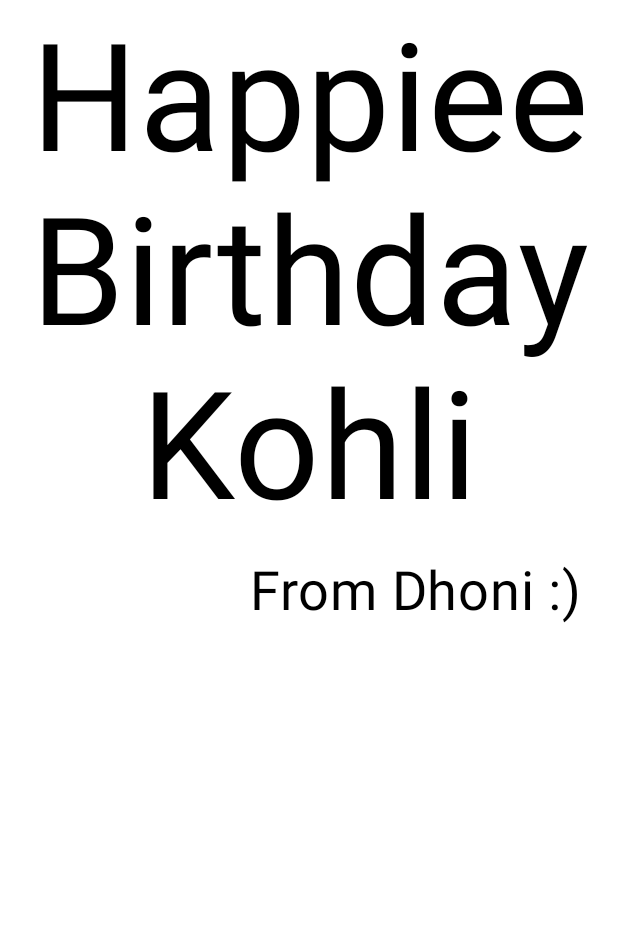
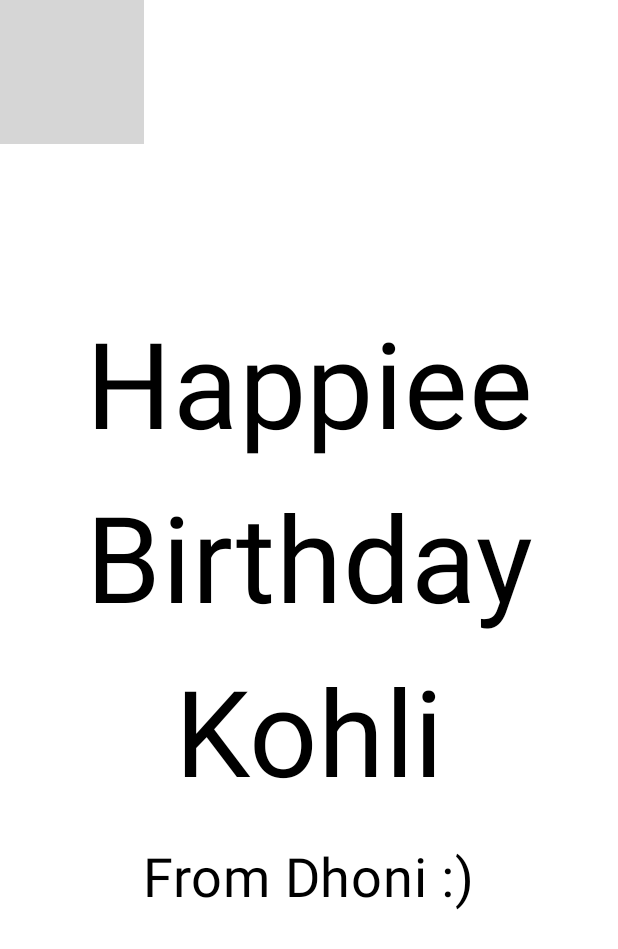
Before and after one commit to adityajai25/Android-practice, an Android app built with Jetpack Compose: the @Preview function BirthdayCardPreview, on a phone screen of 412 x 824 dp. Shown: the top 949 px of the screen. Run offline under Robolectric (Android 15) with nearby library versions, the phone set to English and light mode, and no system bars; grey boxes are pictures that could not be loaded.

Commit message:
Birthday Card

```diff
--- a/HappyBirthday/app/src/main/java/com/example/happybirthday/MainActivity.kt
+++ b/HappyBirthday/app/src/main/java/com/example/happybirthday/MainActivity.kt
@@ -5,20 +5,24 @@ import androidx.activity.ComponentActivity
 import androidx.activity.compose.setContent
 import androidx.compose.foundation.layout.Arrangement
 import androidx.compose.foundation.layout.Column
-import androidx.compose.foundation.layout.Row
+//import androidx.compose.foundation.layout.Row
 import androidx.compose.foundation.layout.fillMaxSize
+import androidx.compose.ui.layout.ContentScale
 import androidx.compose.foundation.layout.padding
 import androidx.compose.material3.MaterialTheme
 import androidx.compose.material3.Surface
+import androidx.compose.foundation.layout.Box
 import androidx.compose.material3.Text
 import androidx.compose.runtime.Composable
 import androidx.compose.ui.Alignment
 import androidx.compose.ui.Modifier
+import androidx.compose.ui.res.painterResource
 import androidx.compose.ui.text.style.TextAlign
 import androidx.compose.ui.tooling.preview.Preview
 import androidx.compose.ui.unit.dp
 import androidx.compose.ui.unit.sp
 import com.example.happybirthday.ui.theme.HappyBirthdayTheme
+import androidx.compose.foundation.Image
 
 class MainActivity : ComponentActivity() {
     override fun onCreate(savedInstanceState: Bundle?) {
@@ -31,10 +35,10 @@ class MainActivity : ComponentActivity() {
                     color = MaterialTheme.colorScheme.background
                 ) {
 //                    Greeting("Android")
-                    GreetingText(
+                    GreetingImage(
                         message = "Happiee Birthday Kohli",
                         from = "From Dhoni :)",
-                        modifier = Modifier.padding(8.dp)
+//                        modifier = Modifier.padding(8.dp)
                     )
                 }
             }
@@ -52,7 +56,7 @@ fun GreetingText(message: String, from: String, modifier: Modifier = Modifier) {
     {
         Text(
             text = message,
-            fontSize = 100.sp,
+            fontSize = 80.sp,
             lineHeight = 116.sp,
             textAlign = TextAlign.Center
         )
@@ -61,17 +65,40 @@ fun GreetingText(message: String, from: String, modifier: Modifier = Modifier) {
             fontSize = 36.sp,
             modifier = Modifier
                 .padding(16.dp)
-                .align(alignment = Alignment.End)
+                .align(alignment = Alignment.CenterHorizontally)
 
         )
     }
 
 }
 
+@Composable
+fun GreetingImage(message: String, from: String, modifier: Modifier = Modifier){
+    val image = painterResource(R.drawable.androidparty)
+    Box(modifier) {
+        Image(
+            painter = image,
+            contentDescription = null,
+            contentScale = ContentScale.Crop,
+            alpha = 0.5F
+        )
+        GreetingText(
+            message = message,
+            from = from,
+            modifier = Modifier
+                .fillMaxSize()
+                .padding(8.dp)
+            )
+    }
+}
+
 @Preview(showBackground = true)
 @Composable
 fun BirthdayCardPreview() {
     HappyBirthdayTheme {
-         GreetingText(message = "Happiee Birthday Kohli", from="From Dhoni :)")
+         GreetingImage(
+             message = "Happiee Birthday Kohli",
+             from="From Dhoni :)"
+         )
     }
 }
--- a/HappyBirthday/build.gradle.kts
+++ b/HappyBirthday/build.gradle.kts
@@ -1,5 +1,5 @@
 // Top-level build file where you can add configuration options common to all sub-projects/modules.
 plugins {
-    id("com.android.application") version "8.2.2" apply false
+    id("com.android.application") version "8.3.0" apply false
     id("org.jetbrains.kotlin.android") version "1.9.0" apply false
 }
```
Also changed, not shown: HappyBirthday/gradle/wrapper/gradle-wrapper.properties, 2 other files.
